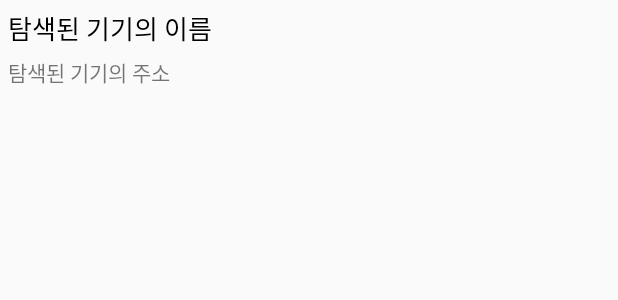
After one commit to WhanDuS2/BluetoothPractice, an Android app: the layout btdevice_list_item.xml on its own in the app's theme, with its tools: preview values and no code run, on a phone screen of 412 x 824 dp. The commit adds this screen. Shown: the top 300 px of the screen. Run offline under Robolectric (Android 15) with nearby library versions, the phone set to English and light mode, and no system bars.

Commit message:
새로운 어뎁터 추가구현

```diff
--- a/app/src/main/AndroidManifest.xml
+++ b/app/src/main/AndroidManifest.xml
@@ -3,6 +3,8 @@
     package="com.thejoeunit.www.bluetoothpractice">
 
 
+    <uses-permission android:name="android.permission.BLUETOOTH" />
+    <uses-permission android:name="android.permission.BLUETOOTH_ADMIN" />
 
     <application
         android:allowBackup="true"
@@ -11,7 +13,7 @@
         android:roundIcon="@mipmap/ic_launcher_round"
         android:supportsRtl="true"
         android:theme="@style/AppTheme">
-        <activity android:name=".MainActivity">
+        <activity android:name=".DeviceListActivity">
             <intent-filter>
                 <action android:name="android.intent.action.MAIN" />
 
--- a/app/src/main/res/layout/activity_main.xml
+++ b/app/src/main/res/layout/activity_device_list.xml
@@ -5,9 +5,10 @@
     android:layout_width="match_parent"
     android:layout_height="match_parent"
     android:orientation="vertical"
-    tools:context="com.thejoeunit.www.bluetoothpractice.MainActivity">
+    tools:context="com.thejoeunit.www.bluetoothpractice.DeviceListActivity">
 
     <Button
+        android:id="@+id/scanBtn"
         android:layout_width="match_parent"
         android:layout_height="wrap_content"
         android:text="기기 탐색" />
@@ -18,7 +19,7 @@
         android:layout_height="match_parent"></ListView>
 
     <ListView
-        android:id="@+id/prireDeviceListView"
+        android:id="@+id/pairedDeviceListView"
         android:layout_width="match_parent"
         android:layout_height="match_parent"
         android:visibility="gone"></ListView>
--- /dev/null
+++ b/app/src/main/res/layout/btdevice_list_item.xml
@@ -0,0 +1,32 @@
+<?xml version="1.0" encoding="utf-8"?>
+<LinearLayout xmlns:android="http://schemas.android.com/apk/res/android"
+    android:layout_width="match_parent"
+    android:layout_height="match_parent"
+    android:orientation="vertical">
+
+
+    <LinearLayout
+        android:layout_width="match_parent"
+        android:layout_height="wrap_content"
+        android:orientation="vertical"
+        android:padding="5dp">
+
+        <TextView
+            android:id="@+id/deviceNameTxt"
+            android:layout_width="wrap_content"
+            android:layout_height="wrap_content"
+            android:text="탐색된 기기의 이름"
+            android:textColor="#000000"
+            android:textSize="17sp" />
+
+        <TextView
+            android:id="@+id/deviceAddressTxt"
+            android:layout_width="wrap_content"
+            android:layout_height="wrap_content"
+            android:layout_marginTop="5dp"
+            android:text="탐색된 기기의 주소" />
+
+    </LinearLayout>
+
+
+</LinearLayout>
```
Also changed, not shown: app/src/main/java/com/thejoeunit/www/bluetoothpractice/DeviceListActivity.java (added, +210 -0 lines), app/src/main/java/com/thejoeunit/www/bluetoothpractice/MainActivity.java (deleted, +0 -34 lines), app/src/main/java/com/thejoeunit/www/bluetoothpractice/adapter/BtNewDeviceAdapter.java (added, +44 -0 lines), app/src/main/java/com/thejoeunit/www/bluetoothpractice/adapter/BtPairedDeviceAdapter.java (added, +44 -0 lines), app/src/main/java/com/thejoeunit/www/bluetoothpractice/data/BtDevice.java (added, +37 -0 lines).
